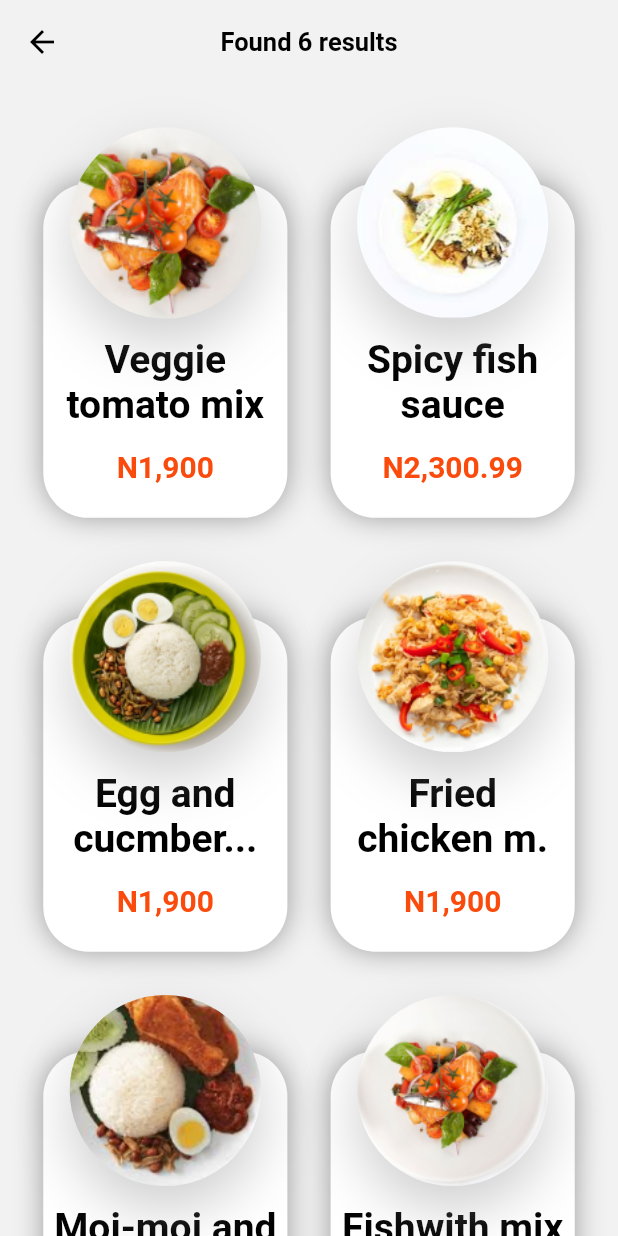
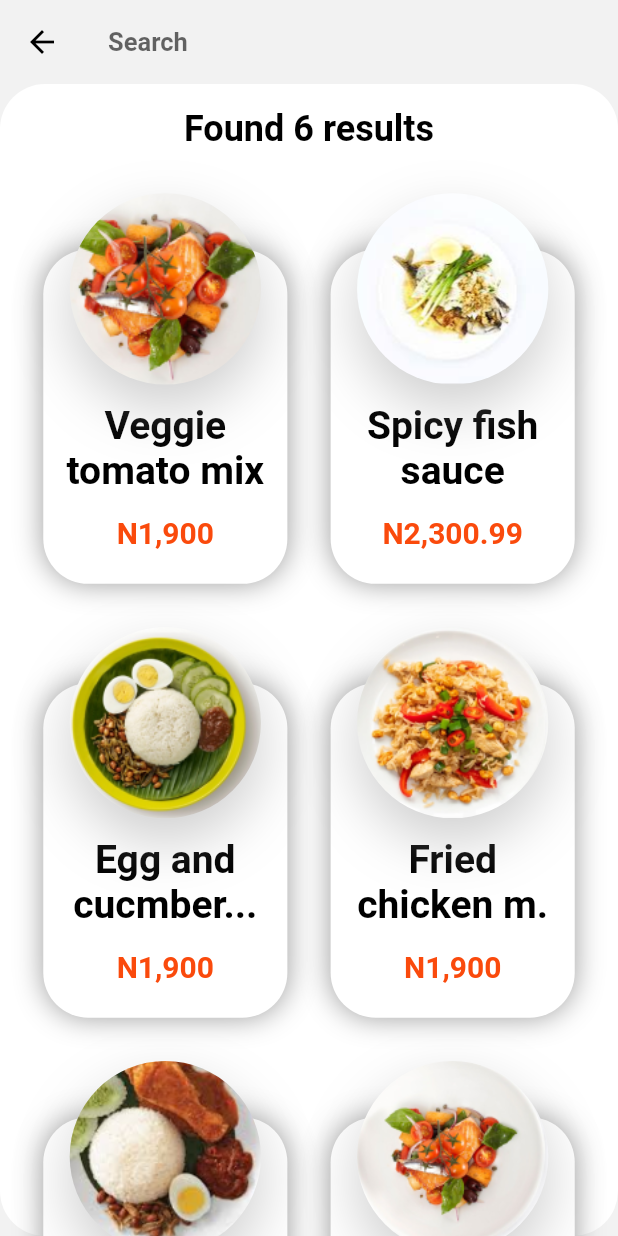
Before and after one commit to miladkhalighi/food_delivery, a Flutter app: the screen it shows after launch, after a tap on "Get started", after a tap on "see more", on a phone screen of 412 x 824 dp. Run offline on Flutter 3.47's test engine with Material 2 defaults, Android fonts, the phone set to English and light mode, and no system bars; our stand-ins replace flutter_advanced_drawer, flutter_svg, get; Roboto replaces fonts that are missing (SF).

Commit message:
change moreItems screen ui and add search controller

```diff
--- a/lib/bindings/bindings.dart
+++ b/lib/bindings/bindings.dart
@@ -3,6 +3,7 @@ import 'package:food_delivery/controllers/category_controller.dart';
 import 'package:food_delivery/controllers/drawer_controller.dart';
 import 'package:food_delivery/controllers/food_controller.dart';
 import 'package:food_delivery/controllers/navigator_controller.dart';
+import 'package:food_delivery/controllers/search_controller.dart';
 import 'package:get/get.dart';
 
 class MyBindings extends Bindings{
@@ -12,6 +13,7 @@ class MyBindings extends Bindings{
     Get.lazyPut(() => CategoryController());
     Get.lazyPut(() => NavigatorController());
     Get.lazyPut(() => MyDrawerController());
+    Get.lazyPut(() => SearchController());
   }
 
 }
--- /dev/null
+++ b/lib/controllers/search_controller.dart
@@ -0,0 +1,36 @@
+
+import 'package:flutter/cupertino.dart';
+import 'package:get/get.dart';
+
+import '../models/item.dart';
+import '../screens/more_items_screen/more_items_screen.dart';
+
+class SearchController extends GetxController{
+
+  String searchItemName = "";
+  var searchBarController = TextEditingController(text: "");
+
+  RxList searchItemList = [].obs;
+
+  searchItem(String itemName,List<Item> itemList){
+    searchItemList.clear();
+
+    for (var element in itemList) {
+      if(element.name.toUpperCase().contains(itemName.toUpperCase())){
+        searchItemList.add(element);
+      }
+    }
+  }
+
+  submitSearch() {
+    if(searchItemName.isNotEmpty){
+      //searchItem(searchItemName,);
+      Get.to(() =>const MoreItemsScreen());
+    }
+  }
+
+  showWholeItems(){
+    searchItemName = "";
+    searchItem(searchItemName,itemsList);
+  }
+}
--- a/lib/main.dart
+++ b/lib/main.dart
@@ -47,6 +47,12 @@ class MyApp extends StatelessWidget {
             fontWeight: FontWeight.bold,
             color: Colors.black
           ),
+          headline3: TextStyle(
+              fontFamily: 'SF',
+              fontSize: 24,
+              fontWeight: FontWeight.bold,
+              color: Colors.black
+          ),
           bodyText1: TextStyle(
             fontFamily: 'SF',
             fontSize: 17,
--- a/lib/models/item.dart
+++ b/lib/models/item.dart
@@ -12,3 +12,42 @@ class Item {
       required this.deliveryInfo,
       required this.returnPolicy});
 }
+
+List<Item> itemsList = [
+  Item(
+      img: 'assets/images/food-img1.png',
+      name: 'Veggie \ntomato mix',
+      price: 'N1,900',
+      returnPolicy: 'All our foods are double checked before leaving our stores so by any case you found a broken food please contact our hotline immediately.',
+      deliveryInfo: 'Delivered between monday aug and thursday 20 from 8pm to 91:32 pm'),
+  Item(
+      img: 'assets/images/food-img2.png',
+      name: 'Spicy fish \nsauce',
+      price: 'N2,300.99',
+      deliveryInfo: 'Lorem ipsum dolor sit amet, consectetur adipiscing elit. Laoreet interdum enim, malesuada lacus sem quis. Sed euismod eu rhoncus convallis. Habitasse lacinia sit vestibulum, blandit feugiat accumsan. Eget sed nulla viverra volutpat tellus vestibulum aliquam.',
+      returnPolicy: 'Lorem ipsum dolor sit amet, consectetur adipiscing elit. A nibh rhoncus aliquet sagittis euismod dolor mauris. Sed purus lectus cras sit senectus. Rhoncus cursus ipsum elementum ultrices purus scelerisque magna. Volutpat sed libero habitant nunc, adipiscing turpis feugiat bibendum. Aliquet tellus dolor nunc bibendum iaculis quis blandit sit bibendum. Tincidunt ultrices mollis et consectetur diam nulla facilisis. At convallis aliquet adipiscing non ac feugiat. Ut volutpat porttitor volutpat phasellus vivamus. Eu nullam vel odio tincidunt malesuada imperdiet quis amet donec.'),
+  Item(
+      img: 'assets/images/food-img3.png',
+      name: 'Egg and \ncucmber...',
+      price: 'N1,900',
+      deliveryInfo: 'Lorem ipsum dolor sit amet, consectetur adipiscing elit. Laoreet interdum enim, malesuada lacus sem quis. Sed euismod eu rhoncus convallis. Habitasse lacinia sit vestibulum, blandit feugiat accumsan. Eget sed nulla viverra volutpat tellus vestibulum aliquam.',
+      returnPolicy: 'Lorem ipsum dolor sit amet, consectetur adipiscing elit. Laoreet interdum enim, malesuada lacus sem quis. Sed euismod eu rhoncus convallis. Habitasse lacinia sit vestibulum, blandit feugiat accumsan. Eget sed nulla viverra volutpat tellus vestibulum aliquam.'),
+  Item(
+      img: 'assets/images/food-img4.png',
+      name: 'Fried \nchicken m.',
+      price: 'N1,900',
+      deliveryInfo: 'Lorem ipsum dolor sit amet, consectetur adipiscing elit. Laoreet interdum enim, malesuada lacus sem quis. Sed euismod eu rhoncus convallis. Habitasse lacinia sit vestibulum, blandit feugiat accumsan. Eget sed nulla viverra volutpat tellus vestibulum aliquam.',
+      returnPolicy: 'Lorem ipsum dolor sit amet, consectetur adipiscing elit. A nibh rhoncus aliquet sagittis euismod dolor mauris. Sed purus lectus cras sit senectus. Rhoncus cursus ipsum elementum ultrices purus scelerisque magna. Volutpat sed libero habitant nunc, adipiscing turpis feugiat bibendum. Aliquet tellus dolor nunc bibendum iaculis quis blandit sit bibendum. Tincidunt ultrices mollis et consectetur diam nulla facilisis. At convallis aliquet adipiscing non ac feugiat. Ut volutpat porttitor volutpat phasellus vivamus. Eu nullam vel odio tincidunt malesuada imperdiet quis amet donec.'),
+  Item(
+      img: 'assets/images/food-img5.png',
+      name: 'Moi-moi and ekpa.',
+      price: 'N1,900',
+      deliveryInfo: 'Lorem ipsum dolor sit amet, consectetur adipiscing elit. Laoreet interdum enim, malesuada lacus sem quis. Sed euismod eu rhoncus convallis. Habitasse lacinia sit vestibulum, blandit feugiat accumsan. Eget sed nulla viverra volutpat tellus vestibulum aliquam.',
+      returnPolicy: 'Lorem ipsum dolor sit amet, consectetur adipiscing elit. A nibh rhoncus aliquet sagittis euismod dolor mauris. Sed purus lectus cras sit senectus. Rhoncus cursus ipsum elementum ultrices purus scelerisque magna. Volutpat sed libero habitant nunc, adipiscing turpis feugiat bibendum. Aliquet tellus dolor nunc bibendum iaculis quis blandit sit bibendum. Tincidunt ultrices mollis et consectetur diam nulla facilisis. At convallis aliquet adipiscing non ac feugiat. Ut volutpat porttitor volutpat phasellus vivamus. Eu nullam vel odio tincidunt malesuada imperdiet quis amet donec.'),
+  Item(
+      img: 'assets/images/food-img6.png',
+      name: 'Fishwith mix orange....',
+      price: 'N1,900',
+      returnPolicy: 'Lorem ipsum dolor sit amet, consectetur adipiscing elit. A nibh rhoncus aliquet sagittis euismod dolor mauris. Sed purus lectus cras sit senectus. Rhoncus cursus ipsum elementum ultrices purus scelerisque magna. Volutpat sed libero habitant nunc, adipiscing turpis feugiat bibendum. Aliquet tellus dolor nunc bibendum iaculis quis blandit sit bibendum. Tincidunt ultrices mollis et consectetur diam nulla facilisis. At convallis aliquet adipiscing non ac feugiat. Ut volutpat porttitor volutpat phasellus vivamus. Eu nullam vel odio tincidunt malesuada imperdiet quis amet donec.',
+      deliveryInfo: 'Lorem ipsum dolor sit amet, consectetur adipiscing elit. Laoreet interdum enim, malesuada lacus sem quis. Sed euismod eu rhoncus convallis. Habitasse lacinia sit vestibulum, blandit feugiat accumsan. Eget sed nulla viverra volutpat tellus vestibulum aliquam.'),
+];
--- a/lib/screens/home_screen/home_screen.dart
+++ b/lib/screens/home_screen/home_screen.dart
@@ -5,6 +5,8 @@ import 'package:flutter/services.dart';
 import 'package:food_delivery/constants/colors.dart';
 import 'package:food_delivery/controllers/category_controller.dart';
 import 'package:food_delivery/controllers/food_controller.dart';
+import 'package:food_delivery/controllers/search_controller.dart';
+import 'package:food_delivery/models/item.dart';
 import 'package:food_delivery/screens/more_items_screen/more_items_screen.dart';
 import 'package:get/get.dart';
 import 'package:get/get_core/src/get_main.dart';
@@ -27,6 +29,7 @@ class _HomeScreenState extends State<HomeScreen> {
     var bodyMargin = size.width * 0.07;
     var _foodController  = Get.find<FoodController>();
     var _categoryController  = Get.find<CategoryController>();
+
 
     return Scaffold(
       backgroundColor: SolidColors.backgroundScreens,
@@ -67,12 +70,14 @@ class _HomeScreenState extends State<HomeScreen> {
   }
 
   Widget buildSeeMoreBtn(double bodyMargin, BuildContext context, FoodController _foodController) {
+    var _searchController  = Get.find<SearchController>();
     return Padding(
             padding: EdgeInsets.only(right: bodyMargin),
             child: Align(
               alignment: Alignment.centerRight,
                 child: TextButton(onPressed: (){
-                  Navigator.of(context).push(MaterialPageRoute(builder: (contex)=> MoreItemsScreen(itemList: _foodController.itemsList,)));
+                 _searchController.showWholeItems();
+                 Navigator.of(context).push(MaterialPageRoute(builder: (contex)=> const MoreItemsScreen()));
                 }, child: Text('see more',style: Theme.of(context).textTheme.bodyText2?.copyWith(fontWeight: FontWeight.bold),))),
           );
   }
@@ -108,11 +113,11 @@ class _HomeScreenState extends State<HomeScreen> {
   }
 
   Widget searchBar(double bodyMargin) {
-    var _foodController  = Get.find<FoodController>();
+    var _searchController  = Get.find<SearchController>();
     return Padding(
           padding: EdgeInsets.symmetric(horizontal: bodyMargin,vertical: 32),
           child: TextField(
-            controller: _foodController.searchBarController,
+            controller: _searchController.searchBarController,
             textInputAction: TextInputAction.search,
             decoration: const InputDecoration(
             prefixIcon: Icon(Icons.search,color: Colors.black,),
@@ -130,11 +135,13 @@ class _HomeScreenState extends State<HomeScreen> {
             ),
             onChanged: (value ){
               setState(() {
-                _foodController.searchItemName = value;
+                _searchController.searchItemName= value;
               });
             },
             onSubmitted: (String value) {
-              _foodController.submitSearch();
+              _searchController.searchItemName= value;
+              _searchController.searchItem(_searchController.searchItemName, itemsList);
+              _searchController.submitSearch();
               },
 
 
--- a/lib/screens/more_items_screen/more_items_screen.dart
+++ b/lib/screens/more_items_screen/more_items_screen.dart
@@ -1,42 +1,99 @@
-import 'dart:ffi';
 
 import 'package:flutter/material.dart';
-import 'package:flutter_staggered_grid_view/flutter_staggered_grid_view.dart';
+import 'package:food_delivery/constants/colors.dart';
+import 'package:food_delivery/controllers/search_controller.dart';
 import 'package:food_delivery/screens/home_screen/components/food_item.dart';
+import 'package:get/get.dart';
 
+import '../../constants/icon_with_texts_widget.dart';
 import '../../models/item.dart';
 
-class MoreItemsScreen extends StatelessWidget {
-  final List<Item> itemList;
-  const MoreItemsScreen({required this.itemList,Key? key}) : super(key: key);
+class MoreItemsScreen extends StatefulWidget {
+  const MoreItemsScreen({Key? key}) : super(key: key);
+
+  @override
+  State<MoreItemsScreen> createState() => _MoreItemsScreenState();
+}
+
+class _MoreItemsScreenState extends State<MoreItemsScreen> {
+
+  final _searchController = Get.find<SearchController>();
 
   @override
   Widget build(BuildContext context) {
     var size = MediaQuery.of(context).size;
     var bodyMargin = size.width * 0.07;
-    return Scaffold(
-      appBar: AppBar(
-        iconTheme: const IconThemeData(
-          color: Colors.black
+    return Obx(
+        () =>
+      Scaffold(
+        appBar: AppBar(
+          iconTheme: const IconThemeData(
+            color: Colors.black
+          ),
+          title: TextField(
+            style: Theme.of(context).textTheme.bodyText1,
+            controller: _searchController.searchBarController,
+            textInputAction: TextInputAction.search,
+            decoration: const InputDecoration(
+                filled: false,
+                hintText: 'Search',
+              isDense: false,
+              border: InputBorder.none,
+            ),
+            onChanged: (value ){
+                _searchController.searchItemName = value;
+                _searchController.searchItem(_searchController.searchItemName, itemsList);
+            },
+            // onSubmitted: (String value) {
+            //
+            // },
+
+
+          ),
+          centerTitle: true,
         ),
-        title: Text('Found ${itemList.length} results',style: Theme.of(context).textTheme.bodyText1,),
-        centerTitle: true,
+        body: buildBody(context, bodyMargin)
       ),
-      body: buildGridView(bodyMargin),
     );
   }
 
-  StaggeredGrid buildStaggeredGrid(double bodyMargin) {
-    return StaggeredGrid.count(
-      crossAxisCount: 2,
-      crossAxisSpacing: bodyMargin,
-      mainAxisSpacing: bodyMargin,
-        children: List.generate(
-            itemList.length, (index) =>
-            StaggeredGridTile.count(crossAxisCellCount: 1, mainAxisCellCount: index.isEven? 1.6 :2, child: FoodItem(item: itemList[index],)),
-        )
+  Widget buildBody(BuildContext context, double bodyMargin) {
+    return _searchController.searchItemList.isEmpty ?
+    const IconWithTextsWidget(
+      icon: Icons.search_rounded,
+      title: 'Item not found',
+      subTitle: '',
+    ) : Container(
+      height: double.infinity,
+      decoration: BoxDecoration(
+        color: Colors.white,
+        borderRadius: BorderRadius.circular(30)
+      ),
+      child: SingleChildScrollView(
+        physics: const BouncingScrollPhysics(),
+        child: Column(
+          mainAxisAlignment: MainAxisAlignment.center,
+          children: [
+            const SizedBox(height: 16,),
+            Text('Found ${_searchController.searchItemList.length} results',style: Theme.of(context).textTheme.bodyText1?.copyWith(fontSize: 24),),
+            buildGridView(bodyMargin),
+          ],
+        ),
+      ),
     );
   }
+
+  // StaggeredGrid buildStaggeredGrid(double bodyMargin) {
+  //   return StaggeredGrid.count(
+  //     crossAxisCount: 2,
+  //     crossAxisSpacing: bodyMargin,
+  //     mainAxisSpacing: bodyMargin,
+  //       children: List.generate(
+  //           _searchController.searchItemList.length, (index) =>
+  //           StaggeredGridTile.count(crossAxisCellCount: 1, mainAxisCellCount: index.isEven? 1.6 :2, child: FoodItem(item: widget.itemList[index],)),
+  //       )
+  //   );
+  // }
 
   GridView buildGridView(double bodyMargin) {
     return GridView.count(
@@ -47,9 +104,9 @@ class MoreItemsScreen extends StatelessWidget {
         childAspectRatio: 1/1.6,
         padding: EdgeInsets.all(bodyMargin),
         physics: const BouncingScrollPhysics(),
-        children: List.generate(itemList.length, (index) =>
+        children: List.generate(_searchController.searchItemList.length, (index) =>
             FoodItem(
-                item: itemList[index],
+                item: _searchController.searchItemList[index],
             )
         ),
     );
```
Also changed, not shown: lib/constants/icon_with_texts_widget.dart (added, +39 -0 lines), lib/controllers/food_controller.dart (+0 -17 lines).
